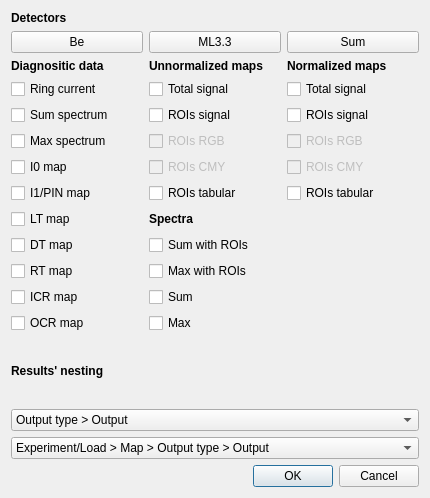
Above: analyse.ui from pfilipl/PolyX-XRF-Data-Analyser before the change. Below: the same form after it.
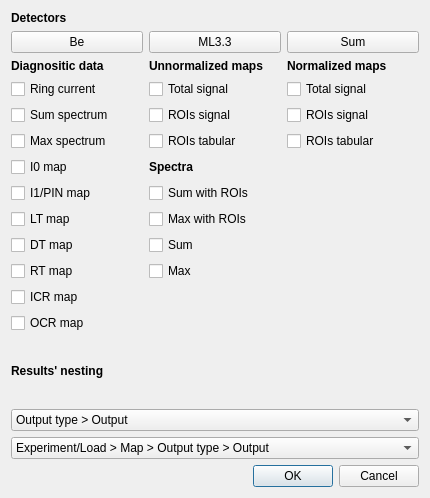
That is the form after the change.

Commit message: Naming correction and RBG maps prototype

Patch:
```diff
--- a/analyse.ui
+++ b/analyse.ui
@@ -108,19 +108,6 @@
        </property>
       </widget>
      </item>
-     <item row="9" column="1">
-      <widget class="QCheckBox" name="checkBox_SpectraSum">
-       <property name="sizePolicy">
-        <sizepolicy hsizetype="Preferred" vsizetype="Fixed">
-         <horstretch>0</horstretch>
-         <verstretch>0</verstretch>
-        </sizepolicy>
-       </property>
-       <property name="text">
-        <string>Sum</string>
-       </property>
-      </widget>
-     </item>
      <item row="1" column="2">
       <widget class="QCheckBox" name="checkBox_NormTotal">
        <property name="sizePolicy">
@@ -160,24 +147,6 @@
        </property>
       </widget>
      </item>
-     <item row="6" column="1">
-      <widget class="QLabel" name="label_4">
-       <property name="sizePolicy">
-        <sizepolicy hsizetype="Preferred" vsizetype="Fixed">
-         <horstretch>0</horstretch>
-         <verstretch>0</verstretch>
-        </sizepolicy>
-       </property>
-       <property name="font">
-        <font>
-         <bold>true</bold>
-        </font>
-       </property>
-       <property name="text">
-        <string>Spectra</string>
-       </property>
-      </widget>
-     </item>
      <item row="7" column="0">
       <widget class="QCheckBox" name="checkBox_DiagDT">
        <property name="sizePolicy">
@@ -217,53 +186,6 @@
        </property>
       </widget>
      </item>
-     <item row="4" column="1">
-      <widget class="QCheckBox" name="checkBox_UNormCMY">
-       <property name="enabled">
-        <bool>false</bool>
-       </property>
-       <property name="text">
-        <string>ROIs CMY</string>
-       </property>
-      </widget>
-     </item>
-     <item row="4" column="2">
-      <widget class="QCheckBox" name="checkBox_NormCMY">
-       <property name="enabled">
-        <bool>false</bool>
-       </property>
-       <property name="text">
-        <string>ROIs CMY</string>
-       </property>
-      </widget>
-     </item>
-     <item row="5" column="1">
-      <widget class="QCheckBox" name="checkBox_UNormTabular">
-       <property name="text">
-        <string>ROIs tabular</string>
-       </property>
-      </widget>
-     </item>
-     <item row="10" column="1">
-      <widget class="QCheckBox" name="checkBox_SpectraMax">
-       <property name="sizePolicy">
-        <sizepolicy hsizetype="Preferred" vsizetype="Fixed">
-         <horstretch>0</horstretch>
-         <verstretch>0</verstretch>
-        </sizepolicy>
-       </property>
-       <property name="text">
-        <string>Max</string>
-       </property>
-      </widget>
-     </item>
-     <item row="5" column="2">
-      <widget class="QCheckBox" name="checkBox_NormTabular">
-       <property name="text">
-        <string>ROIs tabular</string>
-       </property>
-      </widget>
-     </item>
      <item row="10" column="0">
       <widget class="QCheckBox" name="checkBox_DiagOCR">
        <property name="sizePolicy">
@@ -321,13 +243,6 @@
        </property>
       </widget>
      </item>
-     <item row="8" column="1">
-      <widget class="QCheckBox" name="checkBox_SpectraMaxROIs">
-       <property name="text">
-        <string>Max with ROIs</string>
-       </property>
-      </widget>
-     </item>
      <item row="0" column="0">
       <widget class="QLabel" name="label">
        <property name="sizePolicy">
@@ -362,19 +277,6 @@
        </property>
       </widget>
      </item>
-     <item row="7" column="1">
-      <widget class="QCheckBox" name="checkBox_SpectraSumROIs">
-       <property name="sizePolicy">
-        <sizepolicy hsizetype="Preferred" vsizetype="Fixed">
-         <horstretch>0</horstretch>
-         <verstretch>0</verstretch>
-        </sizepolicy>
-       </property>
-       <property name="text">
-        <string>Sum with ROIs</string>
-       </property>
-      </widget>
-     </item>
      <item row="0" column="1">
       <widget class="QLabel" name="label_3">
        <property name="sizePolicy">
@@ -393,16 +295,6 @@
        </property>
       </widget>
      </item>
-     <item row="3" column="1">
-      <widget class="QCheckBox" name="checkBox_UNormRGB">
-       <property name="enabled">
-        <bool>false</bool>
-       </property>
-       <property name="text">
-        <string>ROIs RGB</string>
-       </property>
-      </widget>
-     </item>
      <item row="1" column="0">
       <widget class="QCheckBox" name="checkBox_DiagRC">
        <property name="sizePolicy">
@@ -429,16 +321,6 @@
        </property>
       </widget>
      </item>
-     <item row="3" column="2">
-      <widget class="QCheckBox" name="checkBox_NormRGB">
-       <property name="enabled">
-        <bool>false</bool>
-       </property>
-       <property name="text">
-        <string>ROIs RGB</string>
-       </property>
-      </widget>
-     </item>
      <item row="3" column="0">
       <widget class="QCheckBox" name="checkBox_DiagMax">
        <property name="sizePolicy">
@@ -452,6 +334,84 @@
        </property>
       </widget>
      </item>
+     <item row="3" column="1">
+      <widget class="QCheckBox" name="checkBox_UNormTabular">
+       <property name="text">
+        <string>ROIs tabular</string>
+       </property>
+      </widget>
+     </item>
+     <item row="3" column="2">
+      <widget class="QCheckBox" name="checkBox_NormTabular">
+       <property name="text">
+        <string>ROIs tabular</string>
+       </property>
+      </widget>
+     </item>
+     <item row="4" column="1">
+      <widget class="QLabel" name="label_4">
+       <property name="sizePolicy">
+        <sizepolicy hsizetype="Preferred" vsizetype="Fixed">
+         <horstretch>0</horstretch>
+         <verstretch>0</verstretch>
+        </sizepolicy>
+       </property>
+       <property name="font">
+        <font>
+         <bold>true</bold>
+        </font>
+       </property>
+       <property name="text">
+        <string>Spectra</string>
+       </property>
+      </widget>
+     </item>
+     <item row="5" column="1">
+      <widget class="QCheckBox" name="checkBox_SpectraSumROIs">
+       <property name="sizePolicy">
+        <sizepolicy hsizetype="Preferred" vsizetype="Fixed">
+         <horstretch>0</horstretch>
+         <verstretch>0</verstretch>
+        </sizepolicy>
+       </property>
+       <property name="text">
+        <string>Sum with ROIs</string>
+       </property>
+      </widget>
+     </item>
+     <item row="6" column="1">
+      <widget class="QCheckBox" name="checkBox_SpectraMaxROIs">
+       <property name="text">
+        <string>Max with ROIs</string>
+       </property>
+      </widget>
+     </item>
+     <item row="7" column="1">
+      <widget class="QCheckBox" name="checkBox_SpectraSum">
+       <property name="sizePolicy">
+        <sizepolicy hsizetype="Preferred" vsizetype="Fixed">
+         <horstretch>0</horstretch>
+         <verstretch>0</verstretch>
+        </sizepolicy>
+       </property>
+       <property name="text">
+        <string>Sum</string>
+       </property>
+      </widget>
+     </item>
+     <item row="8" column="1">
+      <widget class="QCheckBox" name="checkBox_SpectraMax">
+       <property name="sizePolicy">
+        <sizepolicy hsizetype="Preferred" vsizetype="Fixed">
+         <horstretch>0</horstretch>
+         <verstretch>0</verstretch>
+        </sizepolicy>
+       </property>
+       <property name="text">
+        <string>Max</string>
+       </property>
+      </widget>
+     </item>
     </layout>
    </item>
    <item>
```
The commit also changes 2 other files.
